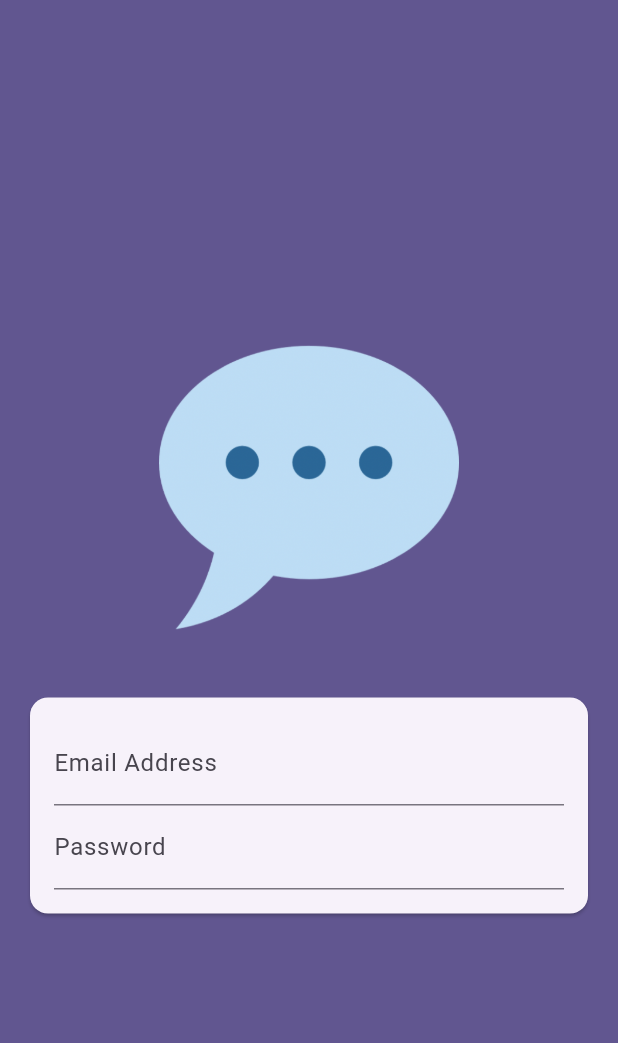
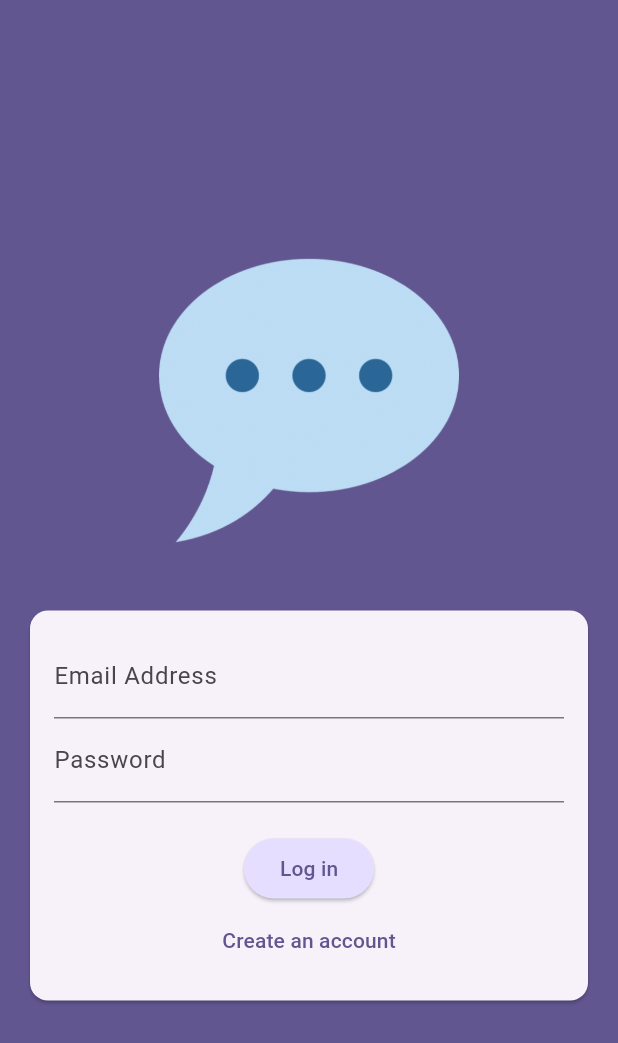
Before and after one commit to SrushtiKachhadiya/chat_app, a Flutter app: the screen it shows after launch, on a phone screen of 412 x 824 dp. Shown: the top 1043 px of the screen. Run offline on Flutter 3.47's test engine with Material 3 defaults, Android fonts, the phone set to English and light mode, and no system bars.

Commit message:
Add Buttons

```diff
--- a/lib/screens/auth.dart
+++ b/lib/screens/auth.dart
@@ -8,6 +8,8 @@ class AuthScreen extends StatefulWidget {
 }
 
 class _AuthScreenState extends State<AuthScreen> {
+  var _isLogin = true;
+
   @override
   Widget build(BuildContext context) {
     return Scaffold(
@@ -43,12 +45,37 @@ class _AuthScreenState extends State<AuthScreen> {
                             keyboardType: TextInputType.emailAddress,
                             autocorrect: false,
                             textCapitalization: TextCapitalization.none,
+                            validator: (value){
+                              if(value == null || value.isEmpty || value.contains('@')){
+                                return 'Please entered valid email address';
+                              }
+                            },
                           ),
                           TextFormField(
                             decoration: const InputDecoration(
                               labelText: 'Password',
                             ),
                             obscureText: true,
+                          ),
+                          const SizedBox(
+                            height: 20,
+                          ),
+                          ElevatedButton(
+                            onPressed: () {},
+                            style: ElevatedButton.styleFrom(
+                              backgroundColor: Theme.of(context).colorScheme.primaryContainer
+                            ),
+                            child: Text(_isLogin ? 'Log in' : 'Sign Up'),
+                          ),
+                          TextButton(
+                            onPressed: () {
+                              setState(() {
+                                _isLogin = !_isLogin;
+                              });
+                            },
+                            child: Text(_isLogin
+                                ? 'Create an account'
+                                : 'I already have an account'),
                           )
                         ],
                       ),
```
